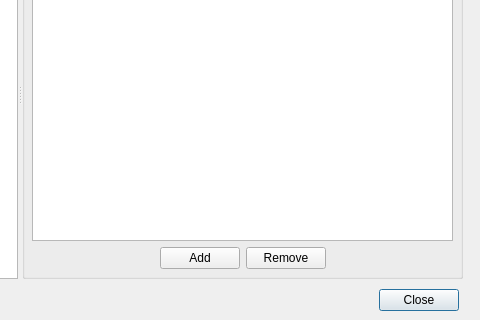
Old version of the form ui/options.ui in the repository gitter-badger/simplechatclient; both pictures show x 172 to 652 and y 102 to 422 of the 652 by 422 pixel window.
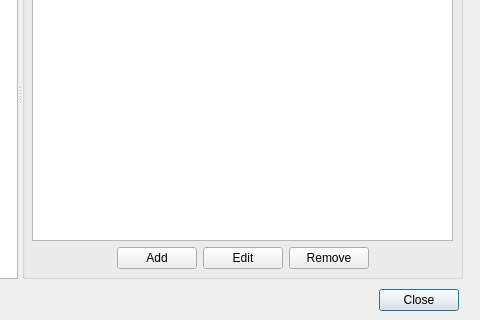
New version of the form. The open tabs and pages were chosen to show the change. Icons and pictures are not drawn.

Commit message: added: - edit punish reason - edit highlight

```diff
--- a/ui/options.ui
+++ b/ui/options.ui
@@ -310,6 +310,13 @@
             </property>
            </widget>
           </item>
+          <item>
+           <widget class="QPushButton" name="pushButton_highlight_edit">
+            <property name="text">
+             <string>Edit</string>
+            </property>
+           </widget>
+          </item>
           <item>
            <widget class="QPushButton" name="pushButton_highlight_remove">
             <property name="text">
```
Left out of the diff: 7 changed lines with no effect on the pictures. The commit also changes 7 other files.
